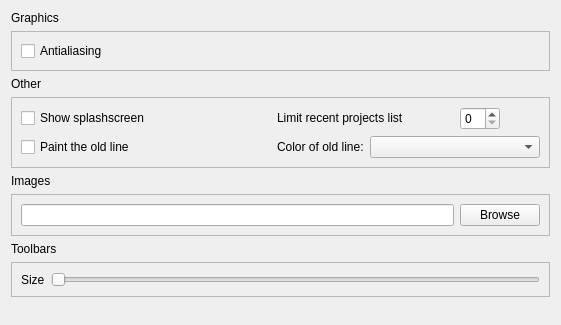
Old version of the form qrgui/preferencesDialog/preferencesPages/miscellaniousPage.ui in the repository qreal/qreal.
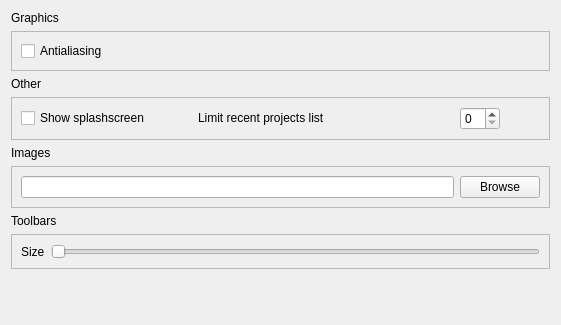
New version of the form.

Patch:
```diff
--- a/qrgui/preferencesDialog/preferencesPages/miscellaniousPage.ui
+++ b/qrgui/preferencesDialog/preferencesPages/miscellaniousPage.ui
@@ -58,7 +58,7 @@
      <property name="frameShadow">
       <enum>QFrame::Raised</enum>
      </property>
-     <layout class="QGridLayout" name="gridLayout_2" rowstretch="0,0,0,0">
+     <layout class="QGridLayout" name="gridLayout_2" rowstretch="0,0,0">
       <item row="0" column="0">
        <widget class="QCheckBox" name="splashScreenCheckBox">
         <property name="text">
@@ -66,53 +66,7 @@
         </property>
        </widget>
       </item>
-      <item row="3" column="2">
-       <widget class="QLabel" name="label_8">
-        <property name="text">
-         <string>Color of old line:</string>
-        </property>
-       </widget>
-      </item>
-      <item row="3" column="3">
-       <widget class="QComboBox" name="colorComboBox">
-        <property name="minimumSize">
-         <size>
-          <width>170</width>
-          <height>0</height>
-         </size>
-        </property>
-        <property name="frame">
-         <bool>true</bool>
-        </property>
-       </widget>
-      </item>
-      <item row="3" column="0">
-       <widget class="QCheckBox" name="paintOldLineCheckBox">
-        <property name="enabled">
-         <bool>true</bool>
-        </property>
-        <property name="text">
-         <string>Paint the old line</string>
-        </property>
-       </widget>
-      </item>
-      <item row="3" column="1">
-       <spacer name="horizontalSpacer">
-        <property name="orientation">
-         <enum>Qt::Horizontal</enum>
-        </property>
-        <property name="sizeType">
-         <enum>QSizePolicy::Expanding</enum>
-        </property>
-        <property name="sizeHint" stdset="0">
-         <size>
-          <width>40</width>
-          <height>20</height>
-         </size>
-        </property>
-       </spacer>
-      </item>
-      <item row="0" column="2" colspan="2">
+      <item row="0" column="1" colspan="2">
        <layout class="QHBoxLayout" name="horizontalLayout_4">
         <property name="spacing">
          <number>5</number>
```
